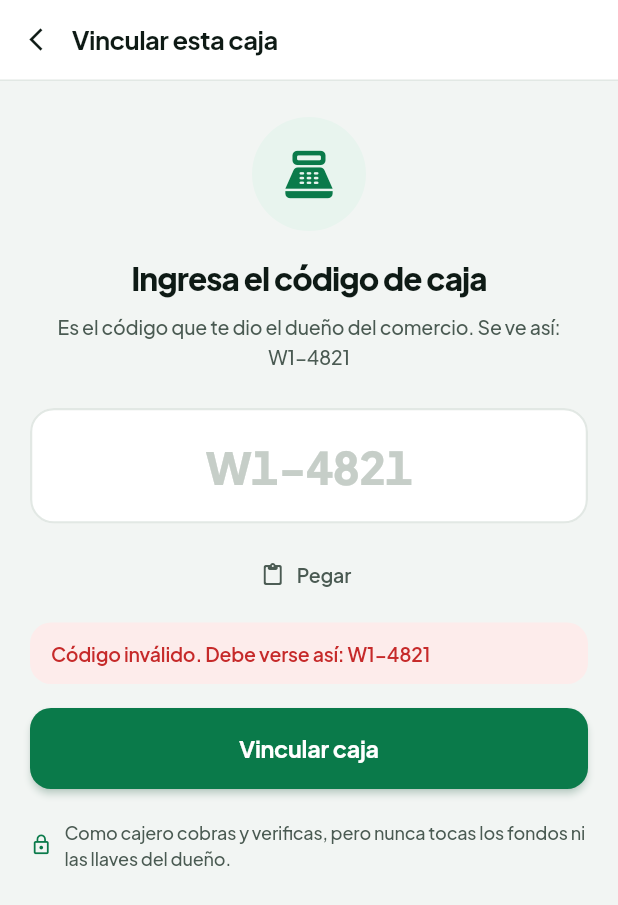
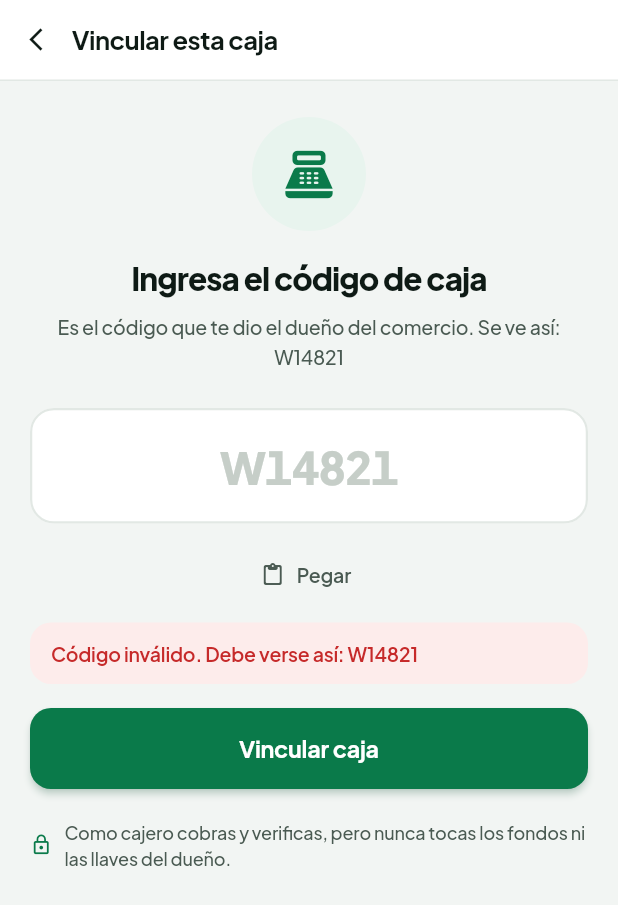
Before and after one commit to SOLUTI0N-TECH/waliki, a Flutter app: the CajeroSetupScreen screen opened directly with empty values, after a tap on "Vincular caja", on a phone screen of 412 x 824 dp. Shown: the top 905 px of the screen. Run offline on Flutter 3.47's test engine with Material 3 defaults, Android fonts, the phone set to English and light mode, and no system bars; our stand-ins replace qr_flutter, shared_preferences; missing offline and left inert: reown_appkit; accounts and stored records are empty.

Commit message:
feat(app): codigo de caja sin guion
W7-4821 pasa a W74821. El guion obligaba al cajero a salir del teclado de letras
para un solo caracter.

Sin separador el codigo seria ambiguo — W14821 puede leerse como comercio 1 con
PIN 4821 o comercio 14 con PIN 821 — pero el PIN siempre son cuatro digitos
(nextInt(9000) + 1000), asi que la regla es simple: los ultimos cuatro son el
PIN, lo de antes es el comercio. Hay un test con comercio de dos digitos que lo
fija.

El parser sigue aceptando la forma con guion, dos puntos o espacio, para los
codigos ya repartidos. La W tambien sigue siendo opcional: quien quiera puede
tipear solo los digitos y quedarse en el teclado numerico.

Co-Authored-By: Claude Opus 5 (1M context) <noreply@anthropic.com>

```diff
--- a/app/lib/screens/cajero_setup.dart
+++ b/app/lib/screens/cajero_setup.dart
@@ -30,7 +30,7 @@ class _CajeroSetupScreenState extends State<CajeroSetupScreen> {
   Future<void> _vincular() async {
     final parsed = Session.parseCajaCode(_ctrl.text);
     if (parsed == null) {
-      setState(() => _error = 'Código inválido. Debe verse así: W1-4821');
+      setState(() => _error = 'Código inválido. Debe verse así: W14821');
       return;
     }
     setState(() {
@@ -105,7 +105,7 @@ class _CajeroSetupScreenState extends State<CajeroSetupScreen> {
               ),
               const SizedBox(height: 8),
               Text(
-                'Es el código que te dio el dueño del comercio. Se ve así: W1-4821',
+                'Es el código que te dio el dueño del comercio. Se ve así: W14821',
                 textAlign: TextAlign.center,
                 style: wk(size: 13, weight: 500, color: kInkSoft, height: 1.55),
               ),
@@ -123,7 +123,7 @@ class _CajeroSetupScreenState extends State<CajeroSetupScreen> {
                 onChanged: (_) => setState(() => _error = null),
                 onSubmitted: (_) => _vincular(),
                 decoration: InputDecoration(
-                  hintText: 'W1-4821',
+                  hintText: 'W14821',
                   hintStyle: wk(
                     size: 30,
                     weight: 800,
--- a/app/lib/session.dart
+++ b/app/lib/session.dart
@@ -78,14 +78,22 @@ class Session {
     await save();
   }
 
-  /// Register-linking code the owner hands to a cashier: `W<merchantId>-<pin>`.
-  static String buildCajaCode(int merchantId, String pin) =>
-      'W$merchantId-$pin';
+  /// Register-linking code the owner hands to a cashier: `W<merchantId><pin>`.
+  ///
+  /// No separator: a dash means leaving the letters keyboard on a phone, and
+  /// the code is short enough to read out as one run. The PIN is always four
+  /// digits, so the shop id is simply whatever comes before them.
+  static String buildCajaCode(int merchantId, String pin) => 'W$merchantId$pin';
 
-  /// Parses "W1-4821" (case-insensitive, spaces tolerated). Null when invalid.
+  /// Parses "W14821". The `W`, its case and any separator are optional, so a
+  /// cashier can type just the digits — or an older code with a dash.
   static ({int merchantId, String pin})? parseCajaCode(String raw) {
-    final m = RegExp(r'^\s*[wW]?\s*(\d+)\s*[-: ]\s*(\d{4,8})\s*$')
+    // Separated form first: codes handed out before this change, and anything
+    // typed with a dash, colon or space out of habit.
+    var m = RegExp(r'^\s*[wW]?\s*(\d+)\s*[-: ]\s*(\d{4,8})\s*$')
         .firstMatch(raw);
+    // Run together: the PIN is the last four digits, the shop id the rest.
+    m ??= RegExp(r'^\s*[wW]?\s*(\d+)(\d{4})\s*$').firstMatch(raw);
     if (m == null) return null;
     final id = int.tryParse(m.group(1)!);
     if (id == null || id <= 0) return null;
```
Also changed, not shown: 2 other files.
